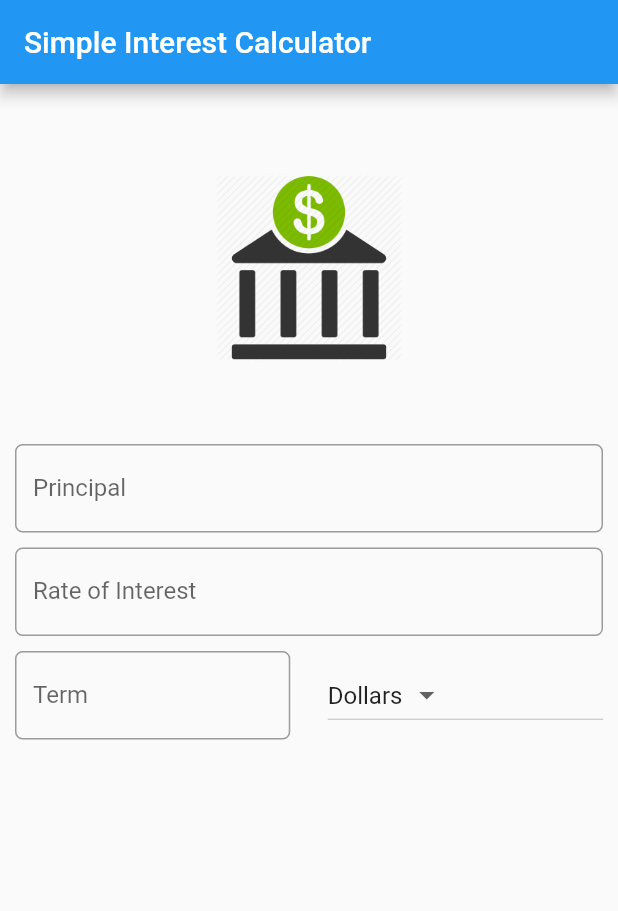
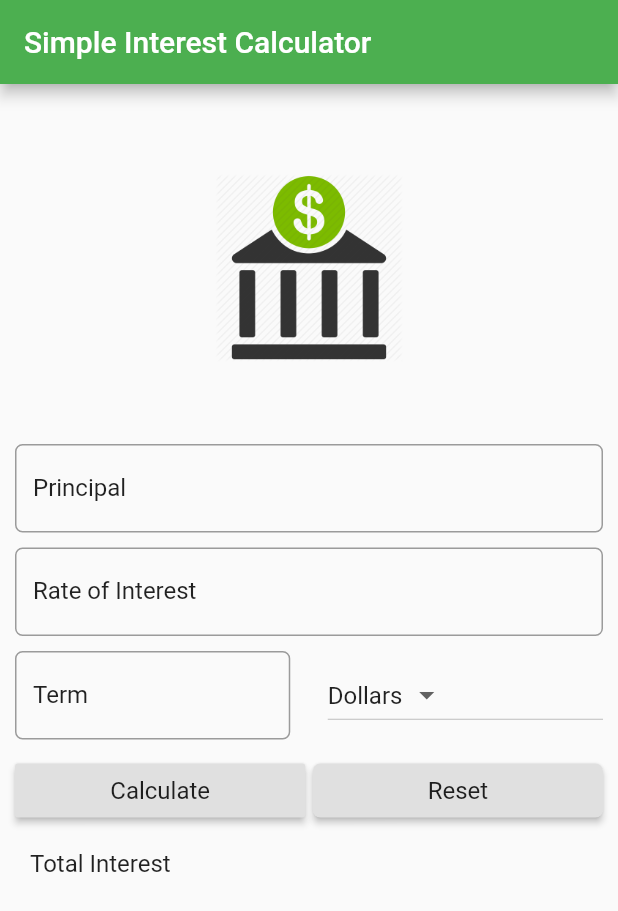
Before and after one commit to T-Davis/simple-interest-calulator-flutter, a Flutter app: the screen it shows after launch, on a phone screen of 412 x 824 dp. Shown: the top 911 px of the screen. Run offline on Flutter 3.47's test engine with Material 2 defaults, Android fonts, the phone set to English and light mode, and no system bars.

Commit message:
"add buttons and app theme"

```diff
--- a/lib/main.dart
+++ b/lib/main.dart
@@ -2,8 +2,11 @@ import 'package:flutter/material.dart';
 
 void main() =>
     runApp(MaterialApp(
+      debugShowCheckedModeBanner: false,
       title: 'Simple Interest Calculator',
       home: SIForm(),
+      theme: ThemeData(
+          primaryColor: Colors.green, accentColor: Colors.greenAccent),
     ));
 
 class SIForm extends StatefulWidget {
@@ -19,30 +22,62 @@ class _SIFormState extends State<SIForm> {
 
   @override
   Widget build(BuildContext context) {
+    TextStyle textStyle = Theme
+        .of(context)
+        .textTheme
+        .subhead;
+
     return Scaffold(
       appBar: AppBar(
         title: Text('Simple Interest Calculator'),
       ),
       body: Container(
         margin: EdgeInsets.all(_minimumPadding * 2),
-        child: Column(
+        child: ListView(
           children: <Widget>[
             getBankImage(),
             Padding(
                 padding: EdgeInsets.only(
                     top: _minimumPadding, bottom: _minimumPadding),
-                child: textField('Principal', 'Enter Principal e.g. 12000')),
+                child: TextField(
+                  keyboardType: TextInputType.number,
+                  style: textStyle,
+                  decoration: InputDecoration(
+                      labelText: 'Principal',
+                      hintText: 'Enter Principal e.g. 12000',
+                      labelStyle: textStyle,
+                      border: OutlineInputBorder(
+                          borderRadius: BorderRadius.circular(5.0))),
+                )),
             Padding(
                 padding: EdgeInsets.only(
                     top: _minimumPadding, bottom: _minimumPadding),
-                child: textField('Rate of Interest', 'In percent')),
+                child: TextField(
+                  keyboardType: TextInputType.number,
+                  style: textStyle,
+                  decoration: InputDecoration(
+                      labelText: 'Rate of Interest',
+                      hintText: 'In percent',
+                      labelStyle: textStyle,
+                      border: OutlineInputBorder(
+                          borderRadius: BorderRadius.circular(5.0))),
+                )),
             Padding(
               padding: EdgeInsets.only(
                   top: _minimumPadding, bottom: _minimumPadding),
               child: Row(
                 children: <Widget>[
                   Expanded(
-                    child: textField('Term', 'Time in years'),
+                    child: TextField(
+                      keyboardType: TextInputType.number,
+                      style: textStyle,
+                      decoration: InputDecoration(
+                          labelText: 'Term',
+                          hintText: 'Time in years',
+                          labelStyle: textStyle,
+                          border: OutlineInputBorder(
+                              borderRadius: BorderRadius.circular(5.0))),
+                    ),
                   ),
                   Container(
                     width: _minimumPadding * 5,
@@ -60,6 +95,28 @@ class _SIFormState extends State<SIForm> {
                       ))
                 ],
               ),
+            ),
+            Padding(
+                padding: EdgeInsets.only(
+                    bottom: _minimumPadding, top: _minimumPadding),
+                child: Row(
+                  children: <Widget>[
+                    Expanded(
+                      child: RaisedButton(
+                          child: Text('Calculate', style: textStyle),
+                          onPressed: () {}),
+                    ), Container(width: _minimumPadding,),
+                    Expanded(
+                        child: RaisedButton(
+                            child: Text('Reset', style: textStyle),
+                            shape: RoundedRectangleBorder(
+                                borderRadius: BorderRadius.circular(5.0)),
+                            onPressed: () {}))
+                  ],
+                )),
+            Padding(
+              padding: EdgeInsets.all(_minimumPadding * 2),
+              child: Text('Total Interest', style: textStyle),
             )
           ],
         ),
@@ -76,14 +133,4 @@ class _SIFormState extends State<SIForm> {
         ),
         margin: EdgeInsets.all(_minimumPadding * 10),
       );
-
-  Widget textField(String label, String hint) =>
-      TextField(
-        keyboardType: TextInputType.number,
-        decoration: InputDecoration(
-            labelText: label,
-            hintText: hint,
-            border:
-            OutlineInputBorder(borderRadius: BorderRadius.circular(5.0))),
-      );
 }
```
